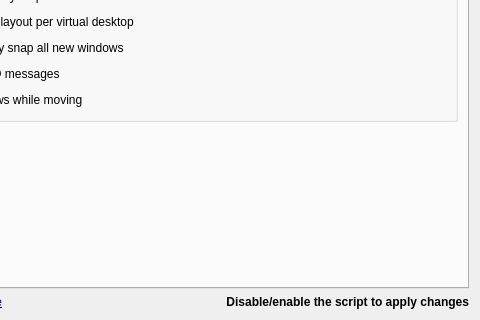
The window that src/contents/ui/config.ui (gerritdevriese/kzones) describes before a commit, drawn with Qt 5; both pictures show x 120 to 600 and y 480 to 800 of the 600 by 800 pixel window.
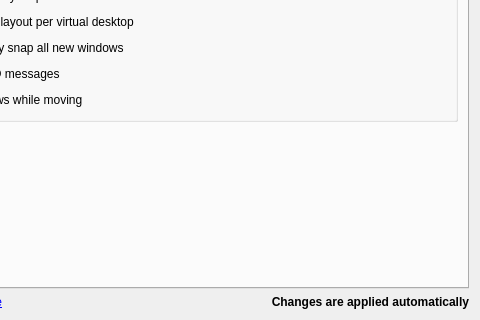
The same window after the commit. Icons and pictures are not drawn.

Commit message: fix: apply saved configuration without restart

Patch:
```diff
--- a/src/contents/ui/config.ui
+++ b/src/contents/ui/config.ui
@@ -639,7 +639,7 @@
                 <string />
               </property>
               <property name="text">
-                <string>Disable/enable the script to apply changes</string>
+                <string>Changes are applied automatically</string>
               </property>
               <property name="scaledContents">
                 <bool>false</bool>
```
The commit also changes 2 other files.
